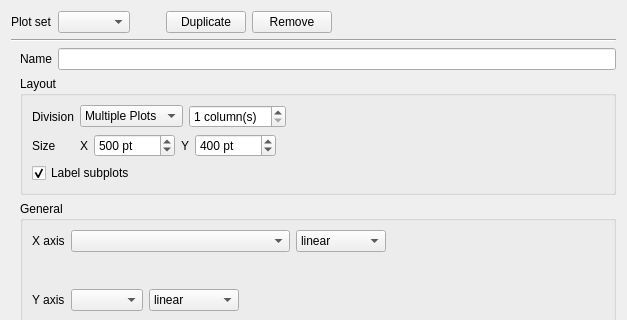
This is shapeout2/gui/analysis/ana_plot.ui in ZELLMECHANIK-DRESDEN/ShapeOut2 as Qt 5 draws it before an edit; both pictures show x 0 to 627 and y 0 to 320 of the 627 by 934 pixel window. The edited form follows.
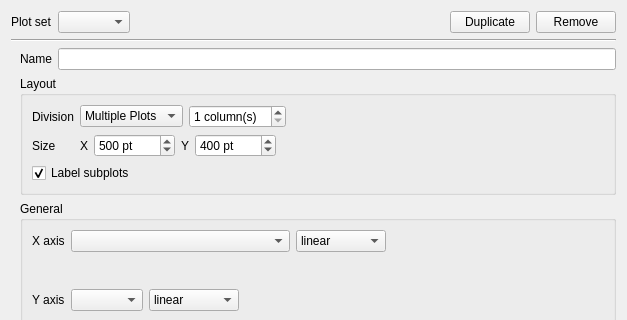
This is the edited form. Custom widgets are drawn as their Qt base class.

Commit message: adjust comboBox sizes in analysis view

What changed in the file:
```diff
--- a/shapeout2/gui/analysis/ana_plot.ui
+++ b/shapeout2/gui/analysis/ana_plot.ui
@@ -27,16 +27,13 @@
       <widget class="QComboBox" name="comboBox_plots"/>
      </item>
      <item>
-      <spacer name="horizontalSpacer">
+      <spacer name="horizontalSpacer_2">
        <property name="orientation">
         <enum>Qt::Horizontal</enum>
        </property>
-       <property name="sizeType">
-        <enum>QSizePolicy::Fixed</enum>
-       </property>
        <property name="sizeHint" stdset="0">
         <size>
-         <width>30</width>
+         <width>0</width>
          <height>20</height>
         </size>
        </property>
@@ -56,19 +53,6 @@
        </property>
       </widget>
      </item>
-     <item>
-      <spacer name="horizontalSpacer_2">
-       <property name="orientation">
-        <enum>Qt::Horizontal</enum>
-       </property>
-       <property name="sizeHint" stdset="0">
-        <size>
-         <width>40</width>
-         <height>20</height>
-        </size>
-       </property>
-      </spacer>
-     </item>
     </layout>
    </item>
    <item>
```
Left out of the diff: 6 changed lines with no effect on the pictures. The commit also changes 3 other files.
